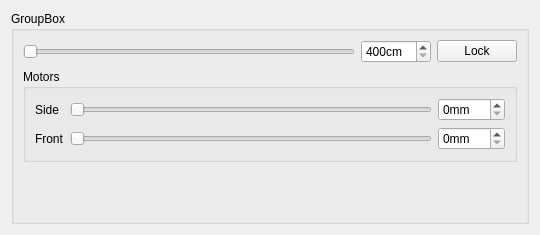
Qt form pc/core/widgets/qellipseslider.ui (plule/pfe-costumes) before a commit.
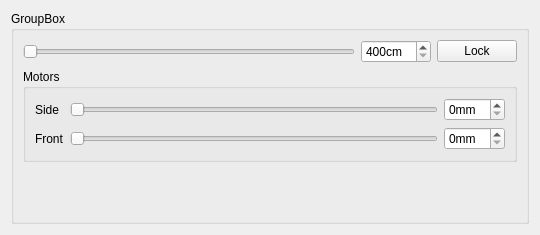
The same form after that commit.

Commit message: place slider according to motors positions

Diff of the .ui file:
```diff
--- a/pc/core/widgets/qellipseslider.ui
+++ b/pc/core/widgets/qellipseslider.ui
@@ -91,7 +91,7 @@
          <item row="0" column="1">
           <widget class="QSlider" name="sideMotorSlider">
            <property name="maximum">
-            <number>80</number>
+            <number>50</number>
            </property>
            <property name="orientation">
             <enum>Qt::Horizontal</enum>
@@ -104,7 +104,7 @@
             <string>mm</string>
            </property>
            <property name="maximum">
-            <number>300</number>
+            <number>50</number>
            </property>
           </widget>
          </item>
@@ -121,7 +121,7 @@
          <item row="1" column="1">
           <widget class="QSlider" name="frontMotorSlider">
            <property name="maximum">
-            <number>80</number>
+            <number>50</number>
            </property>
            <property name="orientation">
             <enum>Qt::Horizontal</enum>
@@ -134,7 +134,7 @@
             <string>mm</string>
            </property>
            <property name="maximum">
-            <number>300</number>
+            <number>50</number>
            </property>
           </widget>
          </item>
```
The commit also changes 6 other files.
